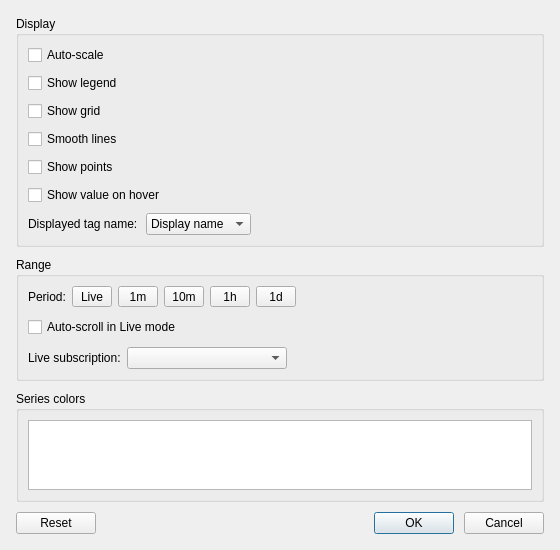
Old version of the form src/ui/dialogs/trendsettingsdialog.ui in the repository sanny32/OpenUaExplorer.
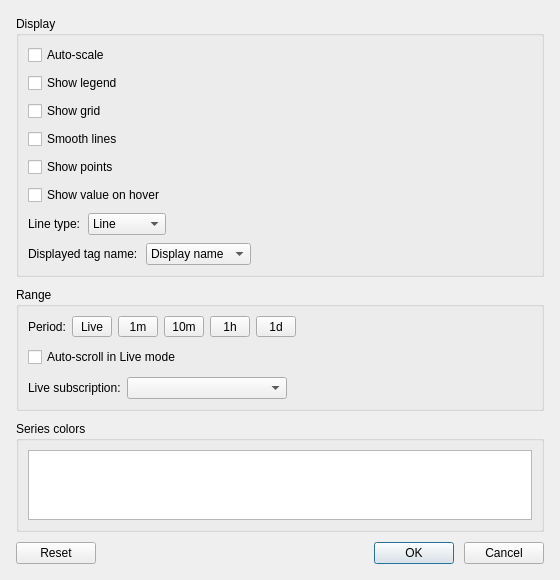
New version of the form. Custom widgets are drawn as their Qt base class.

Commit message: feat: add line type selection to trend settings dialog and update graph rendering

Diff of the .ui file:
```diff
--- a/src/ui/dialogs/trendsettingsdialog.ui
+++ b/src/ui/dialogs/trendsettingsdialog.ui
@@ -80,6 +80,53 @@
         </property>
        </widget>
       </item>
+      <item>
+       <layout class="QHBoxLayout" name="lineTypeRow">
+        <property name="spacing">
+         <number>8</number>
+        </property>
+        <item>
+         <widget class="QLabel" name="lineTypeLabel">
+          <property name="text">
+           <string>Line type:</string>
+          </property>
+         </widget>
+        </item>
+        <item>
+         <widget class="QComboBox" name="lineTypeCombo">
+          <property name="iconSize">
+           <size>
+            <width>32</width>
+            <height>16</height>
+           </size>
+          </property>
+          <item>
+           <property name="text">
+            <string>Line</string>
+           </property>
+          </item>
+          <item>
+           <property name="text">
+            <string>Step line</string>
+           </property>
+          </item>
+         </widget>
+        </item>
+        <item>
+         <spacer name="lineTypeSpacer">
+          <property name="orientation">
+           <enum>Qt::Orientation::Horizontal</enum>
+          </property>
+          <property name="sizeHint" stdset="0">
+           <size>
+            <width>40</width>
+            <height>20</height>
+           </size>
+          </property>
+         </spacer>
+        </item>
+       </layout>
+      </item>
       <item>
        <layout class="QHBoxLayout" name="labelModeRow">
         <property name="spacing">
```
The commit also changes 3 other files.
